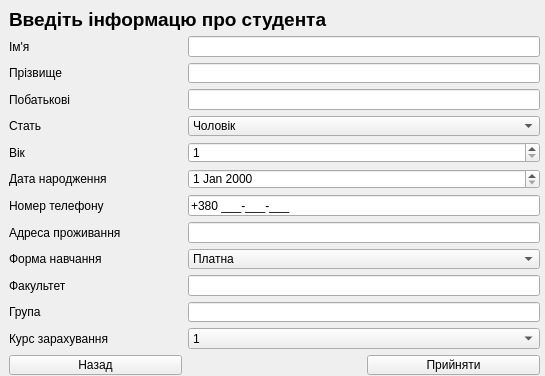
This is addstudentform.ui in Shuna322/QtKyrsova as Qt 5 draws it before an edit. The edited form follows.
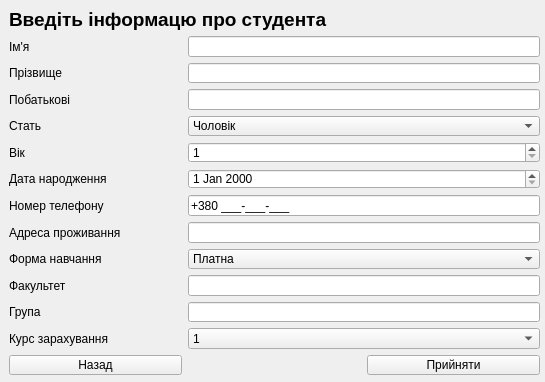
This is the edited form. Icons and pictures are not drawn.

Diff of the .ui file:
```diff
--- a/addstudentform.ui
+++ b/addstudentform.ui
@@ -7,7 +7,7 @@
     <x>0</x>
     <y>0</y>
     <width>545</width>
-    <height>376</height>
+    <height>382</height>
    </rect>
   </property>
   <property name="windowTitle">
```
Left out of the diff: 36 changed lines with no effect on the pictures.
